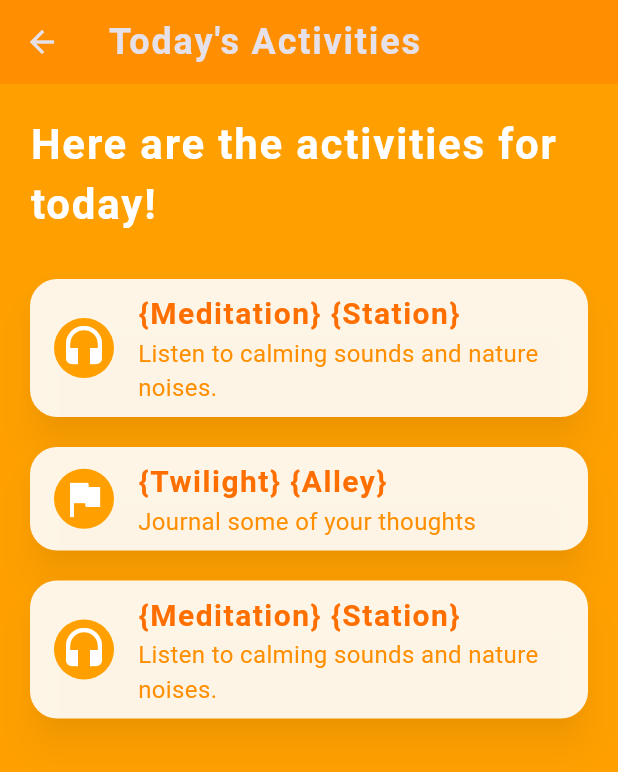
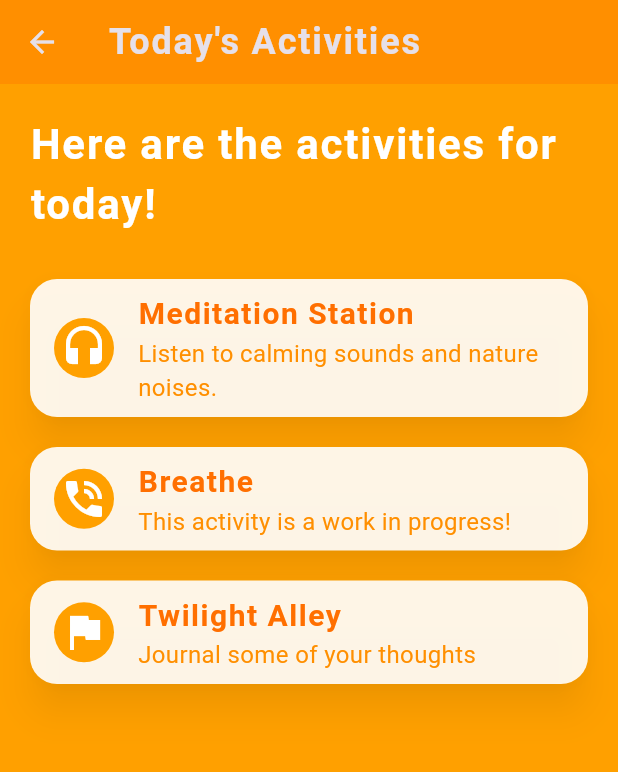
Before and after one commit to Kenneth-W-Chen/mindfulness-app, a Flutter app: the screen it shows after launch, item 2 of the bottom bar chosen, on a phone screen of 412 x 824 dp. Shown: the top 772 px of the screen. Run offline on Flutter 3.47's test engine with Material 3 defaults, Android fonts, the phone set to English and light mode, and no system bars; our stand-ins replace audioplayers, sqflite; accounts and stored records are empty.

Commit message:
Bug fixes (don't you love it when that's all the change log says) Fixed storage not loading activities properly Fixed duplicating activities occasionally when generating daily activities Fixed activity name displaying incorrectly Adjusted pref, achiev, and activity tables so the name is unique Changed Breathe activity number, added it as a placeholder for the daily activities screen

```diff
--- a/lib/screens/todays_activities.dart
+++ b/lib/screens/todays_activities.dart
@@ -16,17 +16,20 @@ class _TodaysActivitiesScreenState extends State<TodaysActivitiesScreen>{
   static const Map<ActivityName, StatefulWidget Function()> activityNameToFunction = const{
     ActivityName.meditation_station:
     MeditationStation.new,
-    ActivityName.twilight_alley: TwilightAlleyIntro.new
+    ActivityName.twilight_alley: TwilightAlleyIntro.new,
+    ActivityName.breathe: MeditationStation.new
   };
 
   static const Map<ActivityName, IconData> activityNameIcons = const{
     ActivityName.meditation_station: Icons.headset,
     ActivityName.twilight_alley: Icons.flag,
+    ActivityName.breathe: Icons.phone_in_talk
   };
 
   static const Map<ActivityName, String> activityNameDescription = const{
     ActivityName.meditation_station: 'Listen to calming sounds and nature noises.',
     ActivityName.twilight_alley:                   'Journal some of your thoughts',
+    ActivityName.breathe: 'This activity is a work in progress!'
   };
 
   List<ActivityName> activities = [];
--- a/lib/storage.dart
+++ b/lib/storage.dart
@@ -1,5 +1,3 @@
-import 'dart:math';
-
 import 'package:flutter/cupertino.dart';
 import 'package:flutter/foundation.dart';
 import 'package:sqflite/sqflite.dart';
@@ -246,7 +244,7 @@ class Storage {
   /// Retrieves multiple daily reset info from the database. Specify the date range by setting `startDate` and `endDate`.
   /// Dates will be sorted from newest to oldest (e.g., today's reset info will appear before yesterday's)
   /// If `startDate`/`endDate` is not specified, the current date will be used for the respective parameter.
-  Future<List<Map<String,Object?>>> getDailyResetInfo({DateTime? startDate, DateTime? endDate}) async{
+  Future<List<Map<String,Object>?>> getDailyResetInfo({DateTime? startDate, DateTime? endDate}) async{
     int startSinceEpoch = startDate != null ? startDate.daysSinceEpoch():DateTime.now().daysSinceEpoch();
     int endSinceEpoch = endDate != null ? endDate.daysSinceEpoch():DateTime.now().daysSinceEpoch();
 
@@ -269,29 +267,34 @@ class Storage {
     // convert the activity IDs to ActivityNames
     List<Map<String,Object?>> rows = await _db.query(_dailyResetTable, columns: ['date', 'activity_1_id', 'activity_2_id', 'activity_3_id'], where: where, whereArgs: whereArgs, orderBy: 'date DESC',);
     if(kDebugMode){
-      debugPrint("Fetched ${rows.length} rows from the daily reset table");
+      debugPrint("Fetched ${rows.length} rows from the daily reset table.");
+    }
+    List<Map<String,Object>?> parsedRows = [];
+    for(int i = 0; i < rows.length; i++){
+      parsedRows.add(<String,Object>{
+        'date': (rows[i]['date'] as int).epochDaysToDateTime(),
+        'activity_1':ActivityName.values[rows[i]['activity_1_id'] as int],
+        'activity_2':ActivityName.values[rows[i]['activity_2_id'] as int],
+        'activity_3':ActivityName.values[rows[i]['activity_3_id'] as int]
+      });
     }
 
-    for(int i = 0; i < rows.length; i++){
-      rows[i]['activity_1_id'] = ActivityName.values[rows[i]['activity_1_id'] as int];
-      rows[i]['activity_2_id'] = ActivityName.values[rows[i]['activity_2_id'] as int];
-      rows[i]['activity_3_id'] = ActivityName.values[rows[i]['activity_3_id'] as int];
-    }
-
-    return rows;
+    return parsedRows;
   }
 
   /// Resets daily data. Returns the list of ActivityNames selected
   Future<List<ActivityName>> dailyReset() async{
     // try to fetch today's daily reset info to ensure it's not already in there
-    List<Map<String,Object?>> latestReset = await getDailyResetInfo();
-    if(latestReset.isNotEmpty){
-      return [latestReset[0]['activity_1_id'] as ActivityName,latestReset[0]['activity_2_id'] as ActivityName,latestReset[0]['activity_3_id'] as ActivityName,];
+    List<Map<String,Object>?> latestReset = await getDailyResetInfo();
+    if(latestReset.isNotEmpty && latestReset[0] != null){
+      return [latestReset[0]!['activity_1'] as ActivityName,latestReset[0]!['activity_2'] as ActivityName,latestReset[0]!['activity_3'] as ActivityName];
     }
 
     //generate list of activities
-    var rng = Random();
-    List<ActivityName> activities = List<ActivityName>.generate(3, (int index)=>ActivityName.values[rng.nextInt(ActivityName.values.length-1)+1], growable: false);
+    List<int> pickRand = List<int>.generate(ActivityName.values.length-1, (i)=>i+1);
+    pickRand.shuffle();
+    List<ActivityName> activities = List<ActivityName>.generate(3, (int index)=>ActivityName.values[pickRand[index]], growable: false);
+    debugPrint("${activities[0].name},${activities[1].name},${activities[2].name}");
     await _db.insert(_dailyResetTable, <String, Object>{
       'date': DateTime.now().daysSinceEpoch(),
       'activity_1_id':await getActivityId(activities[0]),
@@ -350,13 +353,15 @@ Future<void> insertSession(int sessionId, String name) async {
     batch.execute('CREATE TABLE $_preferencesTable ('
         'id INTEGER PRIMARY KEY NOT NULL,'
         'name CHAR(25) NOT NULL,'
-        'value INT NOT NULL'
+        'value INT NOT NULL,'
+        'UNIQUE(name)'
         ');');
 
     // Create activities table
     batch.execute('CREATE TABLE $_activityTable ('
         'id INTEGER PRIMARY KEY NOT NULL,'
-        'name CHAR(25) NOT NULL'
+        'name CHAR(25) NOT NULL,'
+        'UNIQUE(name)'
         ');');
 
     // Create activity logs table
@@ -373,7 +378,8 @@ Future<void> insertSession(int sessionId, String name) async {
     batch.execute('CREATE TABLE $_achievementsTable ('
         'id INTEGER PRIMARY KEY NOT NULL,'
         'name CHAR(50) NOT NULL,'
-        'completion_date INT NULL'
+        'completion_date INT NULL,'
+        'UNIQUE(name)'
         ');');
 
     // Create sessions table
@@ -411,20 +417,20 @@ Future<void> insertSession(int sessionId, String name) async {
       batch.insert(_preferencesTable, {
         'name': preferenceName.name,
         'value': preferenceName.defaultValue,
-      });
+      },  conflictAlgorithm: ConflictAlgorithm.ignore);
     }
 
     // Insert activities into the activities table
     for (ActivityName activityName in ActivityName.values) {
       if (activityName.value == -1) continue;
 
-      batch.insert(_activityTable, {'name': activityName.name});
+      batch.insert(_activityTable, {'name': activityName.name},conflictAlgorithm: ConflictAlgorithm.ignore);
     }
 
     // Insert achievements into the achievements table
     for (Achievement achievement in Achievement.values) {
       if (achievement.value == -1) continue;
-      batch.insert(_achievementsTable, {'name': achievement.name, 'completion_date': null});
+      batch.insert(_achievementsTable, {'name': achievement.name, 'completion_date': null},conflictAlgorithm: ConflictAlgorithm.ignore);
     }
 
     // Run all SQL commands
@@ -490,14 +496,14 @@ enum PreferenceName {
 enum ActivityName {
   all(-1),
   meditation_station(0),
-  twilight_alley(1);
-
+  twilight_alley(1),
+  breathe(2);
   final int value;
 
   const ActivityName(this.value);
   @override
   String toString(){
-    return name.split('_').map((s)=> {s = "${s[0].toUpperCase()}${s.substring(1)}"}).join(' ');
+    return name.split('_').map((s)=> s = "${s[0].toUpperCase()}${s.substring(1)}").join(' ');
   }
 }
 
```
